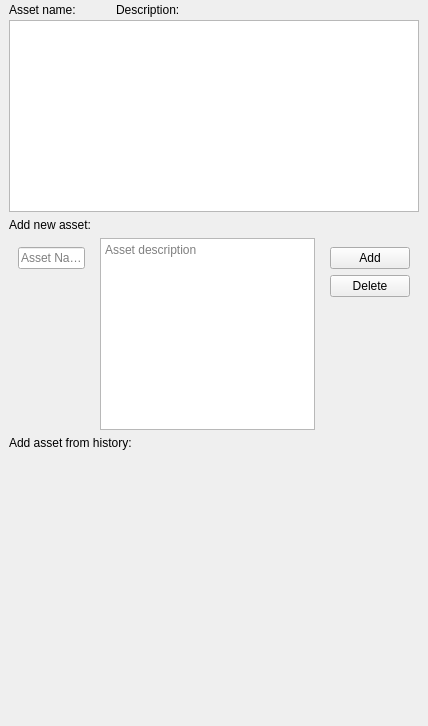
Before: the Qt Designer form iotpentool/gui/assets.ui in sarunasil/iotPenTool, drawn with Qt 5.
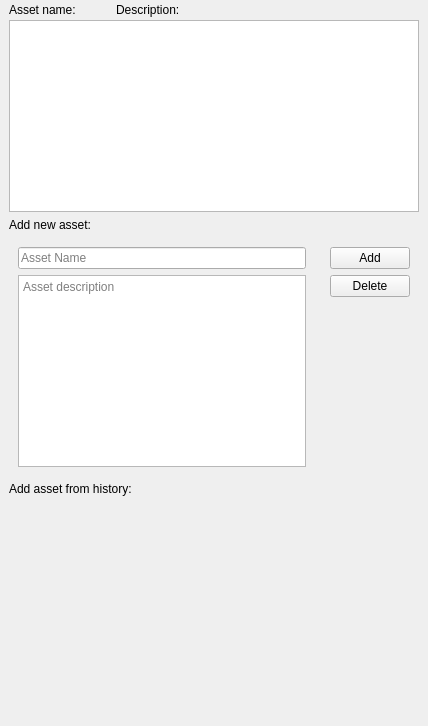
After: the same form once the commit is applied.

```diff
--- a/iotpentool/gui/assets.ui
+++ b/iotpentool/gui/assets.ui
@@ -155,22 +155,6 @@
                 </widget>
                </item>
                <item>
-                <spacer name="verticalSpacer_4">
-                 <property name="orientation">
-                  <enum>Qt::Vertical</enum>
-                 </property>
-                 <property name="sizeHint" stdset="0">
-                  <size>
-                   <width>20</width>
-                   <height>40</height>
-                  </size>
-                 </property>
-                </spacer>
-               </item>
-              </layout>
-             </widget>
-            </item>
-            <item>
              <widget class="QTextEdit" name="description_input_box">
               <property name="sizePolicy">
                <sizepolicy hsizetype="Preferred" vsizetype="Expanding">
@@ -190,6 +174,9 @@
               </property>
              </widget>
             </item>
+              </layout>
+             </widget>
+            </item>
             <item>
              <widget class="QWidget" name="widget_2" native="true">
               <layout class="QVBoxLayout" name="verticalLayout_4">
@@ -239,27 +226,26 @@
            </widget>
           </item>
           <item>
-           <widget class="QWidget" name="widget" native="true">
+           <widget class="QWidget" name="history_widget" native="true">
             <layout class="QHBoxLayout" name="horizontalLayout_9">
-             <item>
-              <layout class="QHBoxLayout" name="history_layout">
+             <property name="topMargin">
+              <number>0</number>
+             </property>
+             <property name="bottomMargin">
+              <number>0</number>
+             </property>
                <item>
                 <spacer name="horizontalSpacer_3">
                  <property name="orientation">
                   <enum>Qt::Horizontal</enum>
                  </property>
-                 <property name="sizeType">
-                  <enum>QSizePolicy::Preferred</enum>
-                 </property>
                  <property name="sizeHint" stdset="0">
                   <size>
-                   <width>60</width>
+                 <width>40</width>
                    <height>20</height>
                   </size>
                  </property>
                 </spacer>
-               </item>
-              </layout>
              </item>
             </layout>
            </widget>
```
Lines whose indentation alone changed are shown as unchanged.
